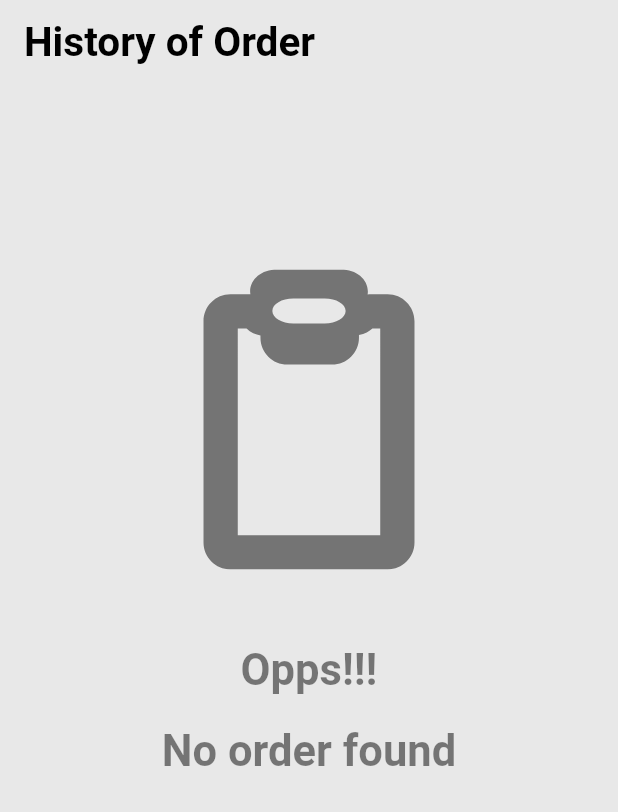
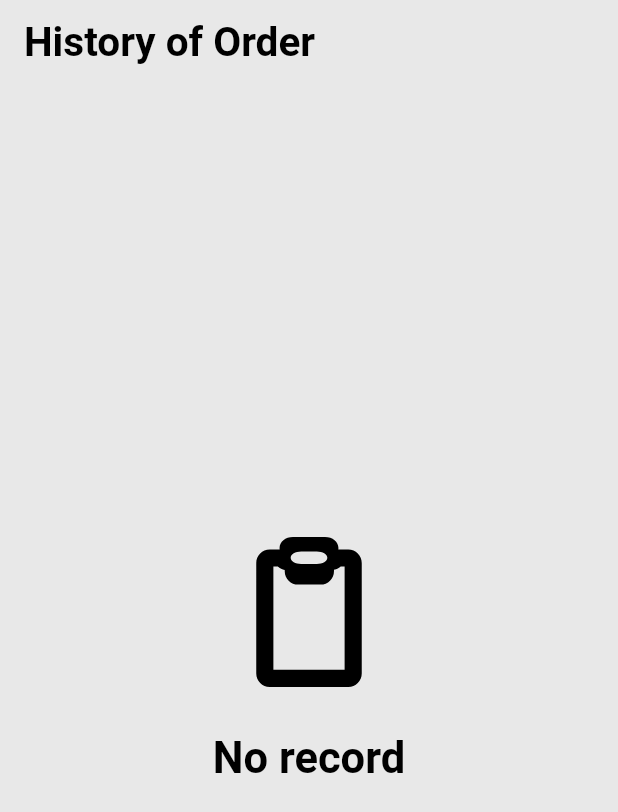
Before and after one commit to CINO1902/stable_Foodie, a Flutter app: the Order screen opened directly, on a phone screen of 412 x 824 dp. Shown: the top 812 px of the screen. Run offline on Flutter 3.47's test engine with Material 2 defaults, Android fonts, the phone set to English and light mode, and no system bars; our stand-ins replace animated_custom_dropdown, awesome_dialog, badges, cached_network_image, carousel_slider, connectivity and 15 more; missing offline and left inert: dart:ffi, dart:js, flutter_launcher_icons, flutter_paystack, sticky_grouped_list; accounts and stored records are empty; network calls fail.

Commit message:
first commit

```diff
--- a/lib/linkfile/provider/getsubhistory.dart
+++ b/lib/linkfile/provider/getsubhistory.dart
@@ -77,7 +77,7 @@ class getsubhistory extends ChangeNotifier {
     page = 1;
     try {
       loading = false;
-
+      if (email != '') {
         SendSubhistory fetch = SendSubhistory(email: email);
         var response = await networkHandler.client.post(
             networkHandler.builderUrl('/subhistory?page=$page&limit=$limit'),
@@ -124,6 +124,7 @@ class getsubhistory extends ChangeNotifier {
         print(fullresult.length);
         rollover = data.rollover;
         notifyListeners();
+      }
     } catch (e) {
       print(e);
     } finally {
--- a/lib/page/order.dart
+++ b/lib/page/order.dart
@@ -51,7 +51,7 @@ class _OrderState extends State<Order> {
   late ScrollController _controller;
   @override
   void initState() {
-    // TODO: implement initState
+
     super.initState();
     context.read<checkcart>().checkcarts();
     _controller = ScrollController()
@@ -129,36 +129,27 @@ class _OrderState extends State<Order> {
               } else {
                 if (value.orderempty == false) {
                   return Column(
+                    mainAxisAlignment: MainAxisAlignment.center,
                     children: [
                       Align(
                         alignment: Alignment.center,
-                        child: Container(
-                            margin: EdgeInsets.only(
-                                top: MediaQuery.of(context).size.height * 0.15),
-                            height: 200,
-                            width: 200,
+                        child: SizedBox(
+                            height: 100,
+                            width: 100,
                             child: SvgPicture.asset(
                               'images/empty.svg',
-                              color: Colors.black.withOpacity(.5),
+                              color: Theme.of(context).primaryColorDark,
                             )),
                       ),
-                      Container(
-                        margin: EdgeInsets.only(top: 50, bottom: 20),
-                        child: Text(
-                          'Opps!!!',
-                          style: TextStyle(
-                            fontSize: 29,
-                            fontWeight: FontWeight.bold,
-                            color: Colors.black.withOpacity(.5),
-                          ),
-                        ),
+                      SizedBox(
+                        height: 30,
                       ),
                       Text(
-                        'No order found',
+                        'No record',
                         style: TextStyle(
                           fontSize: 29,
                           fontWeight: FontWeight.bold,
-                          color: Colors.black.withOpacity(.5),
+                          color: Theme.of(context).primaryColorDark,
                         ),
                       )
                     ],
--- a/pubspec.yaml
+++ b/pubspec.yaml
@@ -17,7 +17,7 @@ publish_to: 'none' # Remove this line if you wish to publish to pub.dev
 # https://developer.apple.com/library/archive/documentation/General/Reference/InfoPlistKeyReference/Articles/CoreFoundationKeys.html
 # In Windows, build-name is used as the major, minor, and patch parts
 # of the product and file versions while build-number is used as the build suffix.
-version: 1.0.6+7
+version: 1.0.7+8
 
 environment:
   sdk: '>=2.18.2 <3.0.0'
```
Also changed, not shown: lib/linkfile/loading.dart (+5 -3 lines), lib/linkfile/snackbar.dart (+7 -5 lines), lib/page/account.dart (+16 -4 lines), lib/page/addnewaddress.dart (+11 -2 lines), lib/page/cart.dart (+9 -18 lines), lib/page/home.dart (+11 -3 lines), 2 other files. Lines whose indentation alone changed are shown as unchanged.
